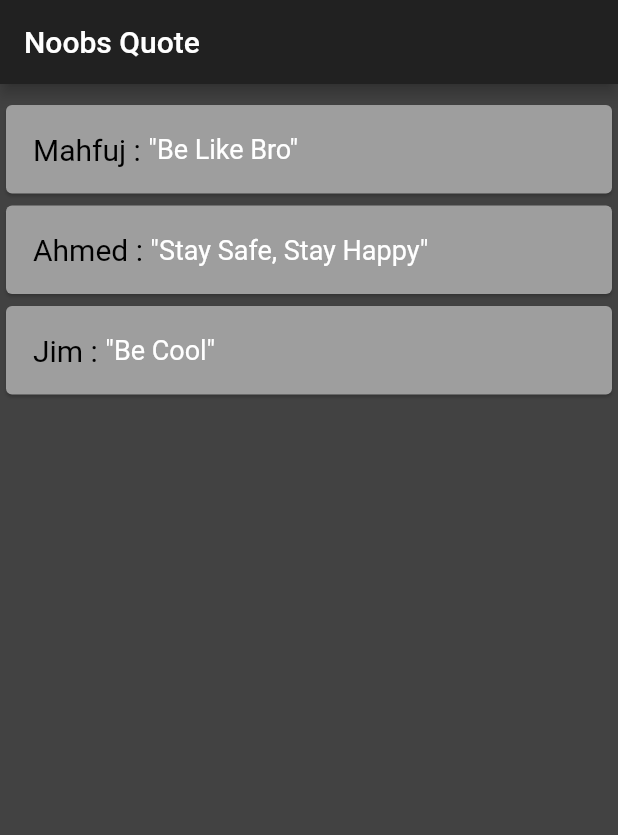
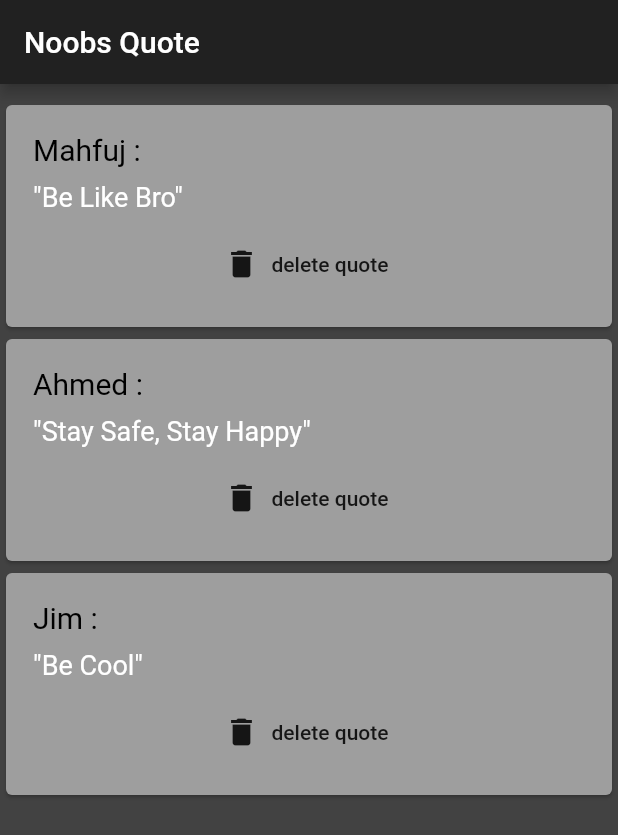
Before and after one commit to mahfuj-ahmed-jim/The-Net-Ninja-Flutter, a Flutter app: the screen it shows after launch, on a phone screen of 412 x 824 dp. Shown: the top 835 px of the screen. Run offline on Flutter 3.47's test engine with Material 2 defaults, Android fonts, the phone set to English and light mode, and no system bars.

Commit message:
Functions as Parameter

```diff
--- a/lib/main.dart
+++ b/lib/main.dart
@@ -1,4 +1,3 @@
-import 'dart:collection';
 import 'package:flutter/material.dart';
 import 'quote.dart';
 import 'quote_card.dart';
@@ -36,7 +35,15 @@ class _QuoteListState extends State<QuoteList> {
         child: Column(
           mainAxisAlignment: MainAxisAlignment.start,
           crossAxisAlignment: CrossAxisAlignment.start,
-          children: quoteList.map((quote) => QuoteCard(quote: quote)).toList(),
+          children: quoteList
+              .map((quote) => QuoteCard(
+                  quote: quote,
+                  delete: () {
+                    setState(() {
+                      quoteList.remove(quote);
+                    });
+                  }))
+              .toList(),
         ),
       ),
     );
--- a/lib/quote_card.dart
+++ b/lib/quote_card.dart
@@ -2,8 +2,9 @@ import 'package:flutter/material.dart';
 import 'quote.dart';
 
 class QuoteCard extends StatelessWidget {
-  Quote quote;
-  QuoteCard({required this.quote});
+  final Quote quote;
+  final Function delete;
+  QuoteCard({required this.quote, required this.delete});
 
   @override
   Widget build(BuildContext context) {
@@ -11,16 +12,30 @@ class QuoteCard extends StatelessWidget {
       color: Colors.grey,
       child: Padding(
         padding: const EdgeInsets.all(18.0),
-        child: Row(
+        child: Column(
+          crossAxisAlignment: CrossAxisAlignment.stretch,
           children: [
             Text(
               '${quote.author} : ',
               style: TextStyle(color: Colors.black, fontSize: 20),
             ),
+            SizedBox(
+              height: 10,
+            ),
             Text(
               '"${quote.quote}"',
               style: TextStyle(color: Colors.white, fontSize: 18),
             ),
+            SizedBox(
+              height: 10,
+            ),
+            FlatButton.icon(
+              onPressed: () {
+                delete();
+              },
+              label: Text('delete quote'),
+              icon: Icon(Icons.delete),
+            )
           ],
         ),
       ),
```
